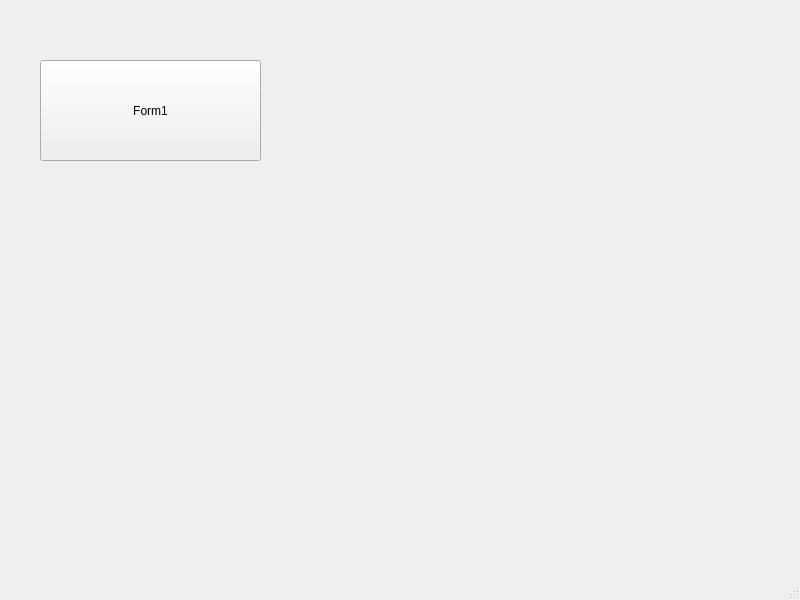
Above: yugioh_v1/mainwindow.ui from negioic/yugiou-v1 before the change. Below: the same form after it.
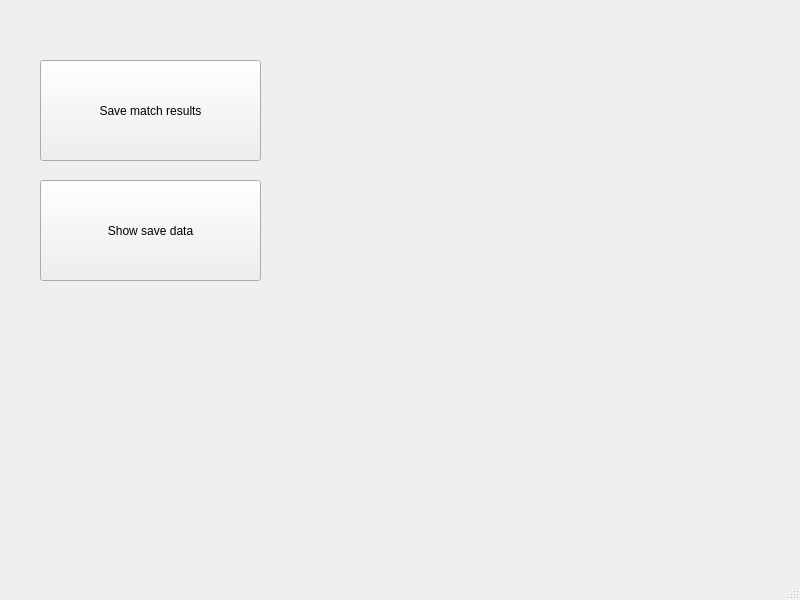
That is the form after the change.

Patch:
```diff
--- a/yugioh_v1/mainwindow.ui
+++ b/yugioh_v1/mainwindow.ui
@@ -42,7 +42,20 @@
      </rect>
     </property>
     <property name="text">
-     <string>Form1</string>
+     <string>Save match results</string>
+    </property>
+   </widget>
+   <widget class="QPushButton" name="pushButton2">
+    <property name="geometry">
+     <rect>
+      <x>40</x>
+      <y>180</y>
+      <width>221</width>
+      <height>101</height>
+     </rect>
+    </property>
+    <property name="text">
+     <string>Show save data</string>
     </property>
    </widget>
   </widget>
```
Left out of the diff: 2 changed lines with no effect on the pictures.
